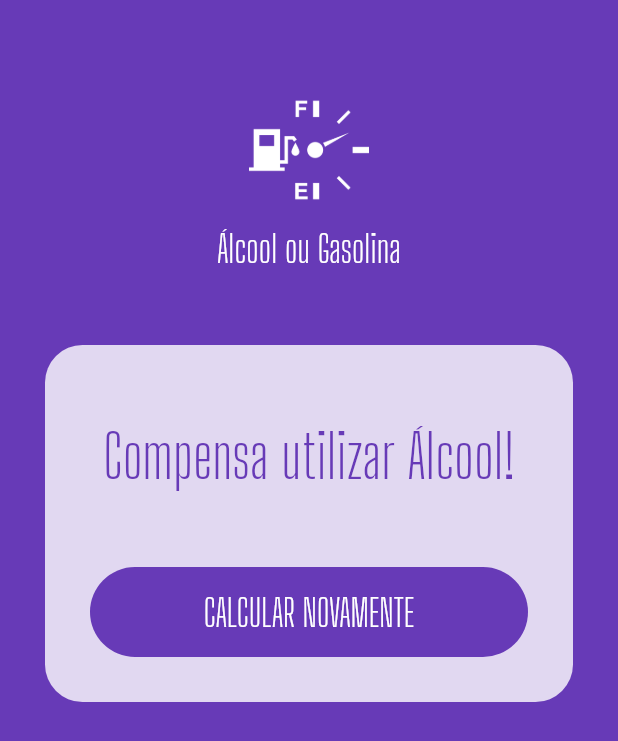
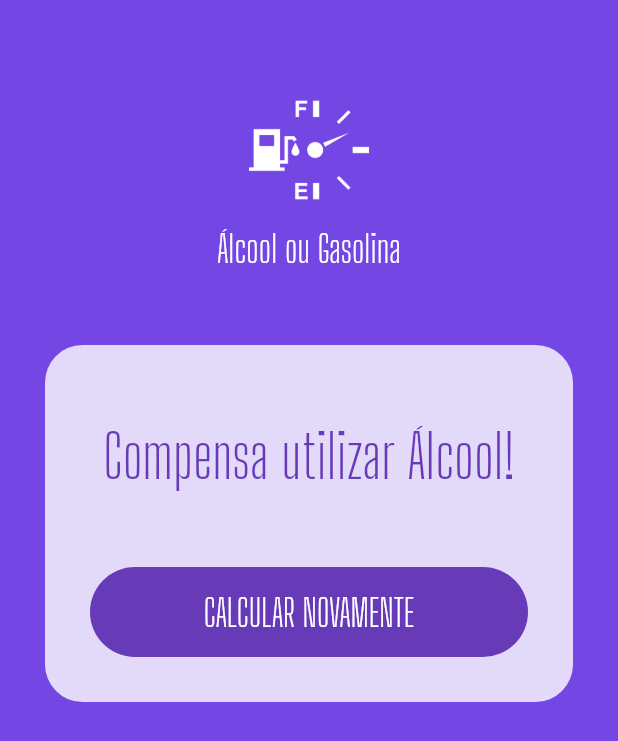
Before and after one commit to damasio34/qualcombustivel, a Flutter app: the screen it shows after launch, after a tap on "CALCULAR", on a phone screen of 412 x 824 dp. Shown: the top 741 px of the screen. Run offline on Flutter 3.47's test engine with Material 2 defaults, Android fonts, the phone set to English and light mode, and no system bars; our stand-ins replace flutter_masked_text.

Commit message:
Animação trocando a cor no fundo.

```diff
--- a/lib/pages/home.pages.dart
+++ b/lib/pages/home.pages.dart
@@ -10,6 +10,7 @@ class HomePage extends StatefulWidget {
 }
 
 class _HomePageState extends State<HomePage> {
+  Color _color = Colors.deepPurple;
   var _gasCtrl = new MoneyMaskedTextController();
   var _alcCtrl = new MoneyMaskedTextController();
   var _busy = false;
@@ -20,7 +21,12 @@ class _HomePageState extends State<HomePage> {
   Widget build(BuildContext context) {
     return Scaffold(
       backgroundColor: Theme.of(context).primaryColor, //Obtendo cor primária
-      body: ListView(
+      body: AnimatedContainer(
+        duration: Duration(
+          milliseconds: 1200,
+        ),
+        color: this._color,
+        child:ListView(
           children: <Widget>[
             Logo(),
             this._completed
@@ -36,6 +42,7 @@ class _HomePageState extends State<HomePage> {
               )
           ]
         )
+      )
     );
   }
 
@@ -47,6 +54,7 @@ class _HomePageState extends State<HomePage> {
     double res = alc / gas;
 
     setState(() {
+      this._color = Colors.deepPurpleAccent;
       this._completed = false;
       this._busy = true;
     });
@@ -62,6 +70,7 @@ class _HomePageState extends State<HomePage> {
 
           this._completed = true;
           this._busy = false;
+          this._color = Colors.deepPurple;
         });
       });
   }
@@ -72,6 +81,7 @@ class _HomePageState extends State<HomePage> {
       this._gasCtrl = new MoneyMaskedTextController();
       this._completed = false;
       this._busy = false;
+      this._color = Colors.deepPurple;
     });
   }
 }
```
Lines whose indentation alone changed are shown as unchanged.
